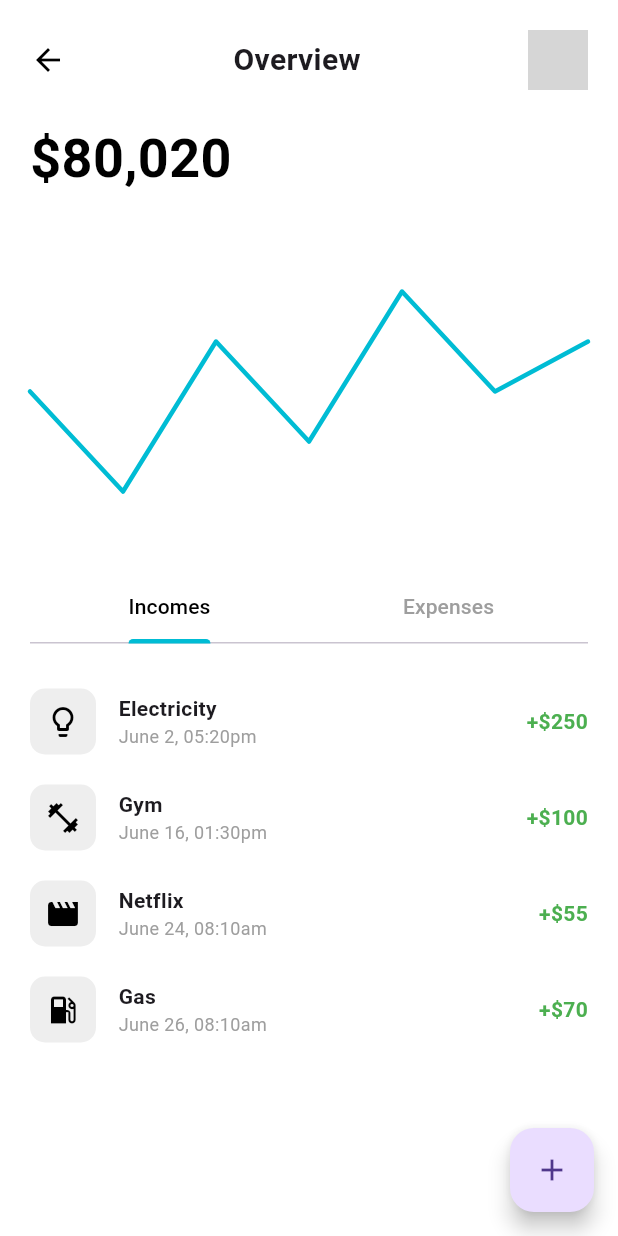
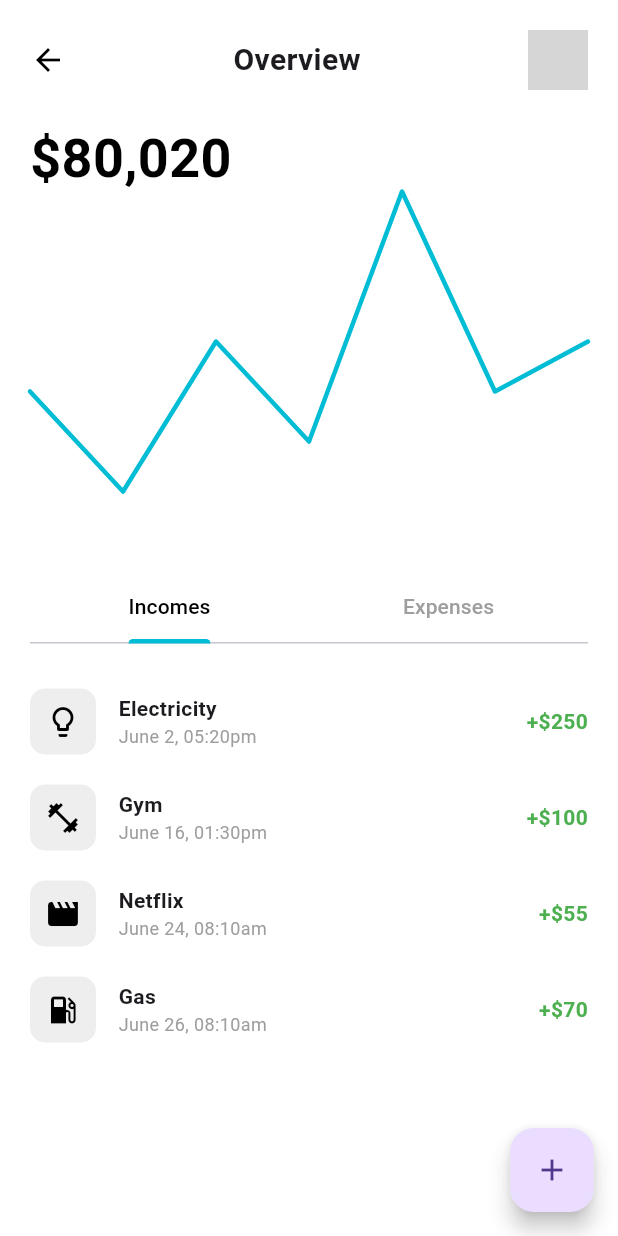
Before and after one commit to Nived-Manoj/Money_Management_App, a Flutter app: the screen it shows after launch, item 2 of the bottom bar chosen, on a phone screen of 412 x 824 dp. Run offline on Flutter 3.47's test engine with Material 3 defaults, Android fonts, the phone set to English and light mode, and no system bars; drawn by our look-alikes of fl_chart; network calls fail; grey boxes are pictures that could not be loaded.

Commit message:
initial committed

```diff
--- a/lib/spends.dart
+++ b/lib/spends.dart
@@ -105,7 +105,7 @@ class OverviewScreen extends StatelessWidget {
                 FlSpot(1, 1),
                 FlSpot(2, 4),
                 FlSpot(3, 2),
-                FlSpot(4, 5),
+                FlSpot(4, 7),
                 FlSpot(5, 3),
                 FlSpot(6, 4),
               ],
```
